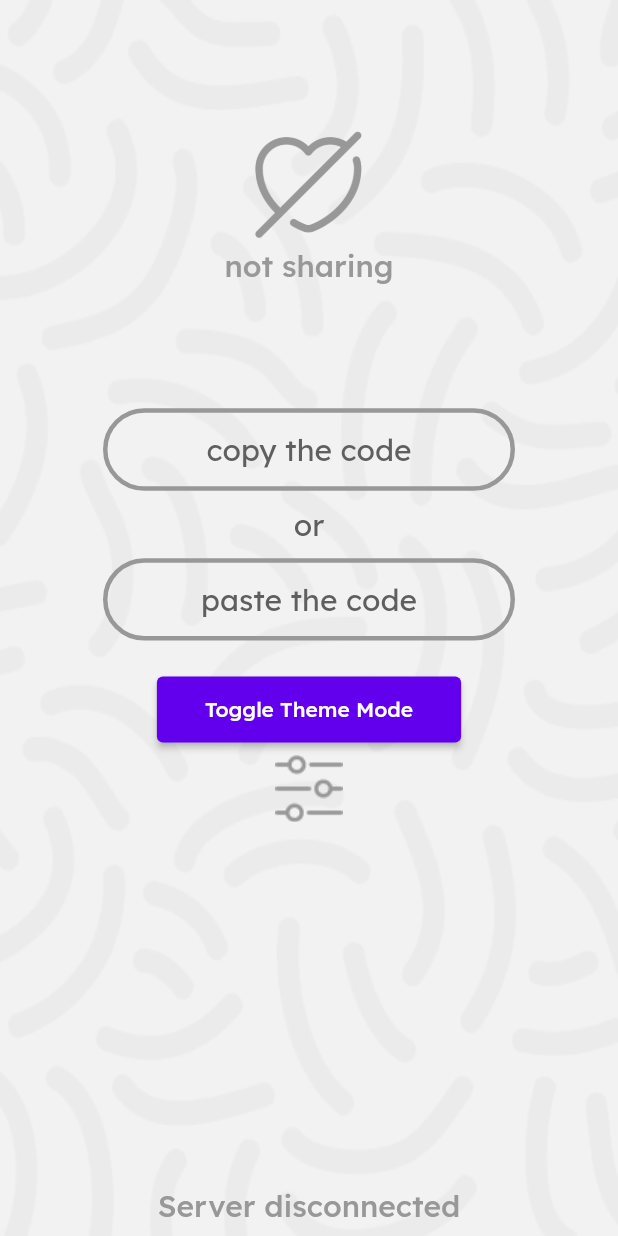
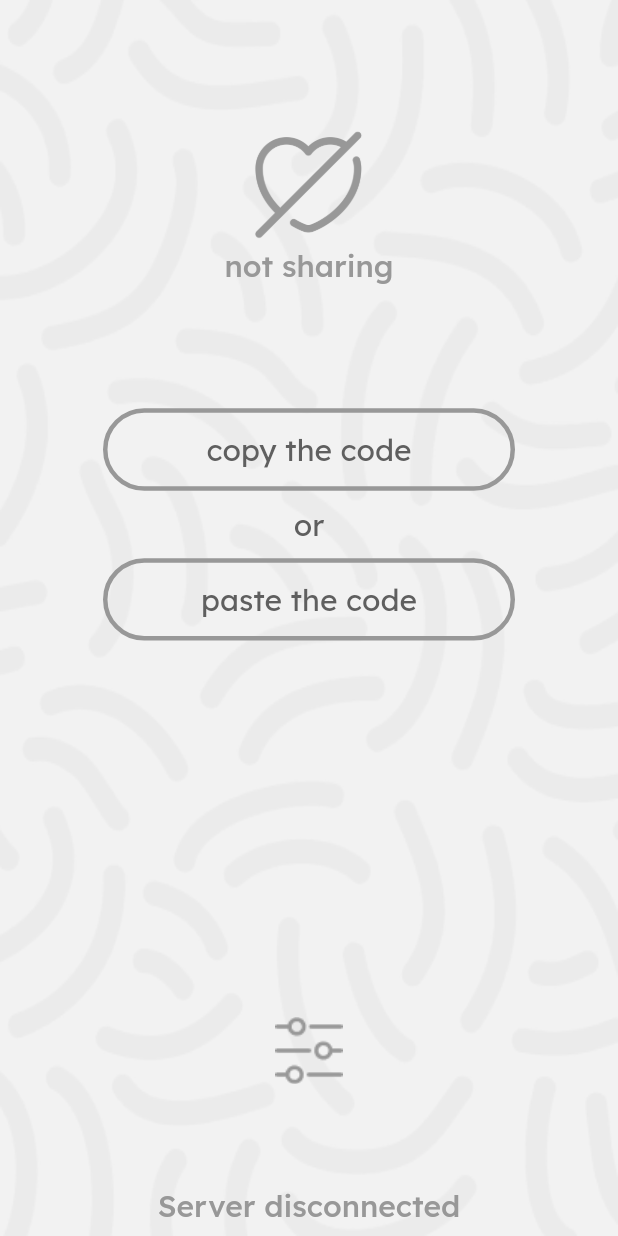
Before and after one commit to lolmaxlevel/compass_app, a Flutter app: the screen it shows after launch, on a phone screen of 412 x 824 dp. Run offline on Flutter 3.47's test engine with Material 2 defaults, Android fonts, the light colour scheme and no system bars; our stand-ins replace adaptive_theme, pin_code_fields, shared_preferences; missing offline and left inert: background_location, flutter_animator, mutex, web_socket_client; statements that could not run were skipped.

Commit message:
added settings button

```diff
--- a/lib/pages/main_screen.dart
+++ b/lib/pages/main_screen.dart
@@ -31,7 +31,6 @@ class _MainScreenState extends State<MainScreen> {
   final lock = Mutex();
   bool heartClicked = false;
   bool isServerConnected = false;
-  late StreamSubscription channelSubscription;
   String host = "";
   String id = "";
   String location = "";
@@ -100,7 +99,7 @@ class _MainScreenState extends State<MainScreen> {
 
   @override
   Widget build(BuildContext context) {
-    var height = MediaQuery.of(context).size.height;
+    final height = MediaQuery.of(context).size.height;
     final width = MediaQuery.of(context).size.width;
     return AnimatedTheme(
       duration: const Duration(seconds: 1),
@@ -137,15 +136,12 @@ class _MainScreenState extends State<MainScreen> {
                       const Padding(padding: EdgeInsets.only(top: 10)),
                       const BaseButton(data: "paste the code", child: PasteCode()),
                       Text(location),
-                      ElevatedButton(
-                        onPressed: toggleTheme,
-                        style: ElevatedButton.styleFrom(
-                          visualDensity:
-                          const VisualDensity(horizontal: 4, vertical: 2),
-                        ),
-                        child: const Text('Toggle Theme Mode'),
-                      ),
-                      GestureDetector(
+                      Expanded(
+                        child: Align(
+                          alignment: Alignment.bottomCenter,
+                          child: Padding(
+                            padding: EdgeInsets.only(bottom: height*0.12),
+                            child: GestureDetector(
                                 onTap: () => Navigator.push(context, MaterialPageRoute(builder: (context) => const Settings())),
                                 child: Image.asset(
                                     'assets/icons/settings.png',
@@ -154,6 +150,9 @@ class _MainScreenState extends State<MainScreen> {
                                     color: Theme.of(context).textTheme.bodyLarge!.color,
                                     semanticLabel: 'settings'
                                 )
+                            ),
+                          ),
+                        ),
                       ),
                     ],
                   ),
--- a/lib/pages/settings.dart
+++ b/lib/pages/settings.dart
@@ -13,7 +13,6 @@ class Settings extends StatefulWidget {
 class _SettingsState extends State<Settings> {
   final Future<SharedPreferences> _prefs = SharedPreferences.getInstance();
   late Future<String> _host;
-  late Future<int> _pooling_rate;
   late TextEditingController _controller;
 
   Future<void> _setHost(String s) async {
```
Also changed, not shown: lib/web_socket_worker.dart (deleted, +0 -47 lines). Lines whose indentation alone changed are shown as unchanged.
